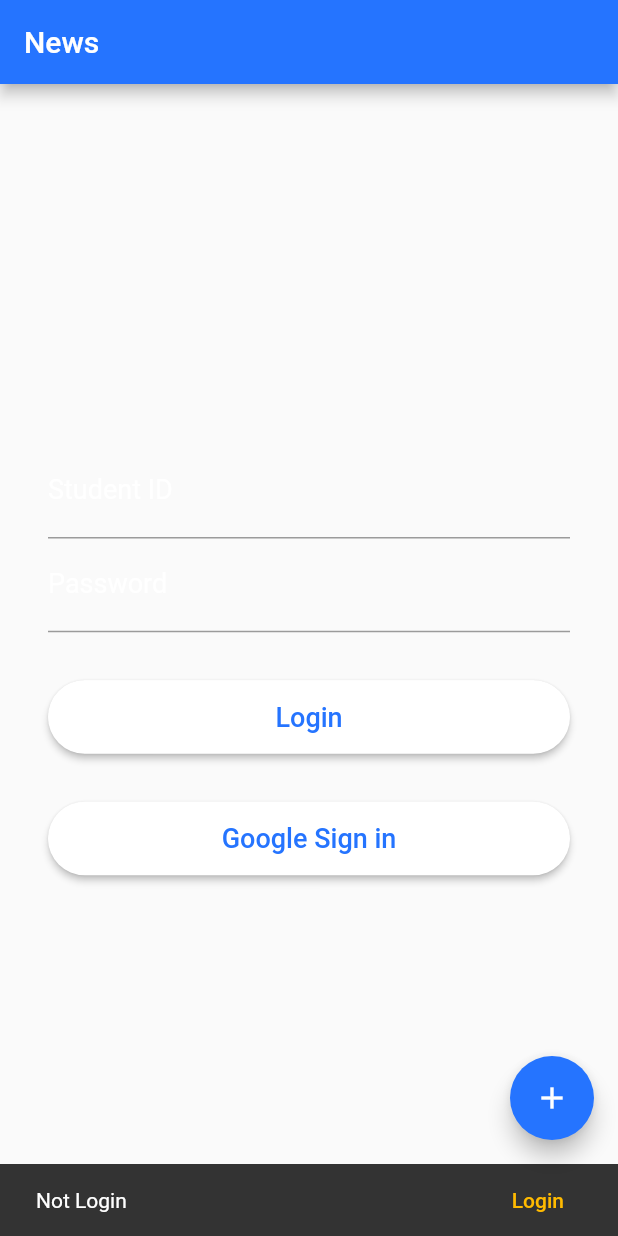
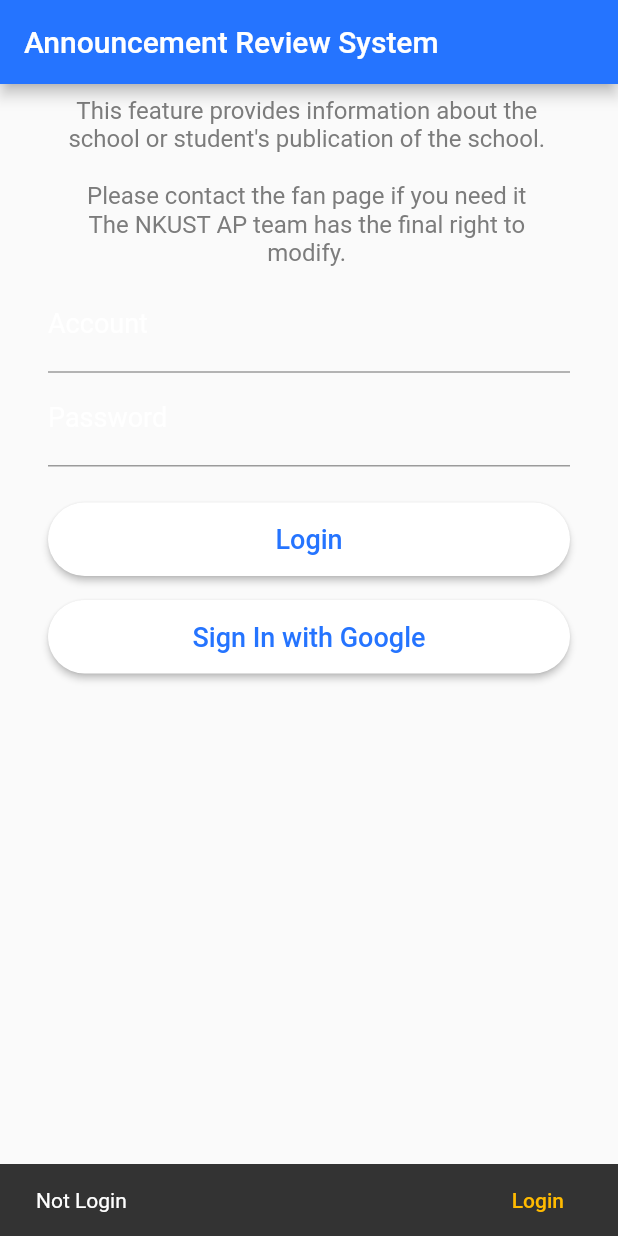
Before and after one commit to abc873693/ap_common, a Flutter app: the AnnouncementHomePage screen opened directly, on a phone screen of 412 x 824 dp. Run offline on Flutter 3.47's test engine with Material 2 defaults, Android fonts, the light colour scheme and no system bars; our stand-ins replace auto_size_text, barcode_widget, cached_network_image, cookie_jar, dio, dio_cookie_manager and 18 more; missing offline and left inert: add_2_calendar, barcode, encrypt, google_sign_in_dartio; accounts and stored records are empty; network calls fail; statements that could not run were skipped.

Commit message:
Improve announcement review system UI

```diff
--- a/lib/pages/announcement/home_page.dart
+++ b/lib/pages/announcement/home_page.dart
@@ -27,10 +27,12 @@ enum _DataType { announcement, application }
 
 class AnnouncementHomePage extends StatefulWidget {
   static const String routerName = "/news/admin";
+  final Widget loginDescriptionWidget;
   final Widget reviewDescriptionWidget;
 
   const AnnouncementHomePage({
     Key key,
+    this.loginDescriptionWidget,
     this.reviewDescriptionWidget,
   }) : super(key: key);
 
@@ -90,7 +92,7 @@ class _AnnouncementHomePageState extends State<AnnouncementHomePage> {
     app = ApLocalizations.of(context);
     return Scaffold(
       appBar: AppBar(
-        title: Text(app.announcements),
+        title: Text(app.announcementReviewSystem),
         backgroundColor: ApTheme.of(context).blue,
         actions: [
           if (state == _State.done)
@@ -136,7 +138,8 @@ class _AnnouncementHomePageState extends State<AnnouncementHomePage> {
             ),
         ],
       ),
-      floatingActionButton: (loginData?.level == PermissionLevel.user ?? false)
+      floatingActionButton:
+          (loginData == null || loginData?.level == PermissionLevel.user)
               ? null
               : FloatingActionButton(
                   child: Icon(Icons.add),
@@ -200,18 +203,20 @@ class _AnnouncementHomePageState extends State<AnnouncementHomePage> {
                               color: ApTheme.of(context).grey, fontSize: 16.0),
                           children: [
                             TextSpan(
-                                text: '${app.newsRuleDescription1}',
-                                style:
-                                    TextStyle(fontWeight: FontWeight.normal)),
+                              text: '${app.newsRuleDescription1}\n',
+                              style: TextStyle(fontWeight: FontWeight.normal),
+                            ),
                             TextSpan(
                               text: '${app.newsRuleDescription2}',
-                                style: TextStyle(fontWeight: FontWeight.bold)),
+                              style: TextStyle(fontWeight: FontWeight.bold),
+                            ),
                             TextSpan(
                               text: '${app.newsRuleDescription3}',
-                                style:
-                                    TextStyle(fontWeight: FontWeight.normal)),
+                              style: TextStyle(fontWeight: FontWeight.normal),
+                            ),
                           ],
                         ),
+                        textAlign: TextAlign.center,
                       ),
                   SizedBox(height: 32.0),
                   Padding(
@@ -277,12 +282,11 @@ class _AnnouncementHomePageState extends State<AnnouncementHomePage> {
         FocusScope.of(context).requestFocus(passwordFocusNode);
       },
       decoration: InputDecoration(
-        labelText: app.username,
+        labelText: app.account,
       ),
       style: _editTextStyle,
     );
     Widget passwordTextField = TextField(
-      // obscureText: true,
       maxLines: 1,
       textInputAction: TextInputAction.send,
       controller: _password,
@@ -297,7 +301,7 @@ class _AnnouncementHomePageState extends State<AnnouncementHomePage> {
       ),
       style: _editTextStyle,
     );
-    return Padding(
+    return SingleChildScrollView(
       padding: const EdgeInsets.symmetric(
         vertical: 8.0,
         horizontal: 32.0,
@@ -305,26 +309,43 @@ class _AnnouncementHomePageState extends State<AnnouncementHomePage> {
       child: Column(
         mainAxisAlignment: MainAxisAlignment.center,
         children: <Widget>[
+          widget.loginDescriptionWidget ??
+              SelectableText.rich(
+                TextSpan(
+                  style: TextStyle(
+                      color: ApTheme.of(context).grey, fontSize: 16.0),
+                  children: [
+                    TextSpan(
+                        text: '${app.newsRuleDescription1}',
+                        style: TextStyle(fontWeight: FontWeight.normal)),
+                    TextSpan(
+                        text: '${app.newsRuleDescription3}',
+                        style: TextStyle(fontWeight: FontWeight.normal)),
+                  ],
+                ),
+                textAlign: TextAlign.center,
+              ),
+          SizedBox(height: 8.0),
           usernameTextField,
           passwordTextField,
-          SizedBox(height: 32.0),
+          SizedBox(height: 24.0),
           ApButton(
             text: app.login,
             onPressed: () async {
               _login(AnnouncementLoginType.normal);
             },
           ),
-          SizedBox(height: 32.0),
+          SizedBox(height: 16.0),
           ApButton(
-            text: 'Google Sign in',
+            text: 'Sign In with Google',
             onPressed: () async {
               _login(AnnouncementLoginType.google);
             },
           ),
           if (!kIsWeb && (Platform.isIOS || Platform.isMacOS)) ...[
-            SizedBox(height: 32.0),
+            SizedBox(height: 16.0),
             ApButton(
-              text: 'Sign In With Apple',
+              text: 'Sign In with Apple',
               onPressed: () async {
                 _login(AnnouncementLoginType.apple);
               },
--- a/lib/utils/ap_localizations.dart
+++ b/lib/utils/ap_localizations.dart
@@ -754,6 +754,8 @@ class ApLocalizations {
   String get addApplication => _vocabularies['addApplication'];
 
   String get onlyShowNotReview => _vocabularies['onlyShowNotReview'];
+
+  String get account => _vocabularies['account'];
 
   static ApLocalizations of(BuildContext context) {
     return instance =
@@ -1192,6 +1194,7 @@ class ApLocalizations {
       'applicant': 'Applicant',
       'addApplication': 'Add Application',
       'onlyShowNotReview': 'Only Show Not Review',
+      'account': 'Account',
     },
     'zh': {
       'update_note_title': '更新日誌',
@@ -1453,7 +1456,8 @@ class ApLocalizations {
       'noData': '無資料',
       'contactFansPage': '聯絡粉專',
       'newsRuleTitle': '最新消息刊登規則',
-      'newsRuleDescription1': '本功能提供社團或學生\n刊登學校相關資訊\n\n若需要請聯絡粉絲專頁並提供\n',
+      'newsRuleDescription1':
+          '本系統提供社團或學生\n刊登學校相關資訊\n需使用有學校域名(@nkust.edu.tw)的第三方驗證帳號登入\n',
       'newsRuleDescription2':
           '1. 圖片且上傳至 imgur\n請使用ＪＰＥＧ有壓縮過的檔案\n建議不要超過100KB\n2. 標題建議放活動名稱，不要太長\n3. 活動網址連結\n4. 內容說明\n5.必須為非營利活動\n\n',
       'newsRuleDescription3': '高科校務通團隊有最終修改權利',
@@ -1575,6 +1579,7 @@ class ApLocalizations {
       'applicant': '申請人',
       'addApplication': '新增申請',
       'onlyShowNotReview': '只顯示尚未審查',
+      'account': '帳號',
     },
   };
 }
```
Lines whose indentation alone changed are shown as unchanged.
